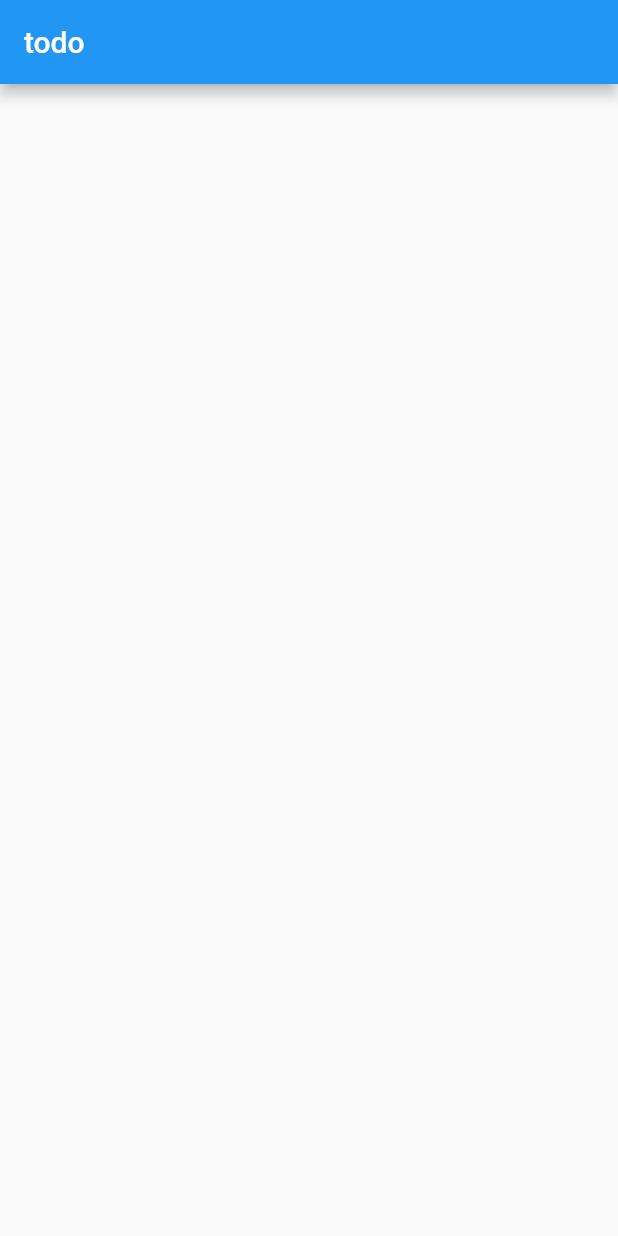
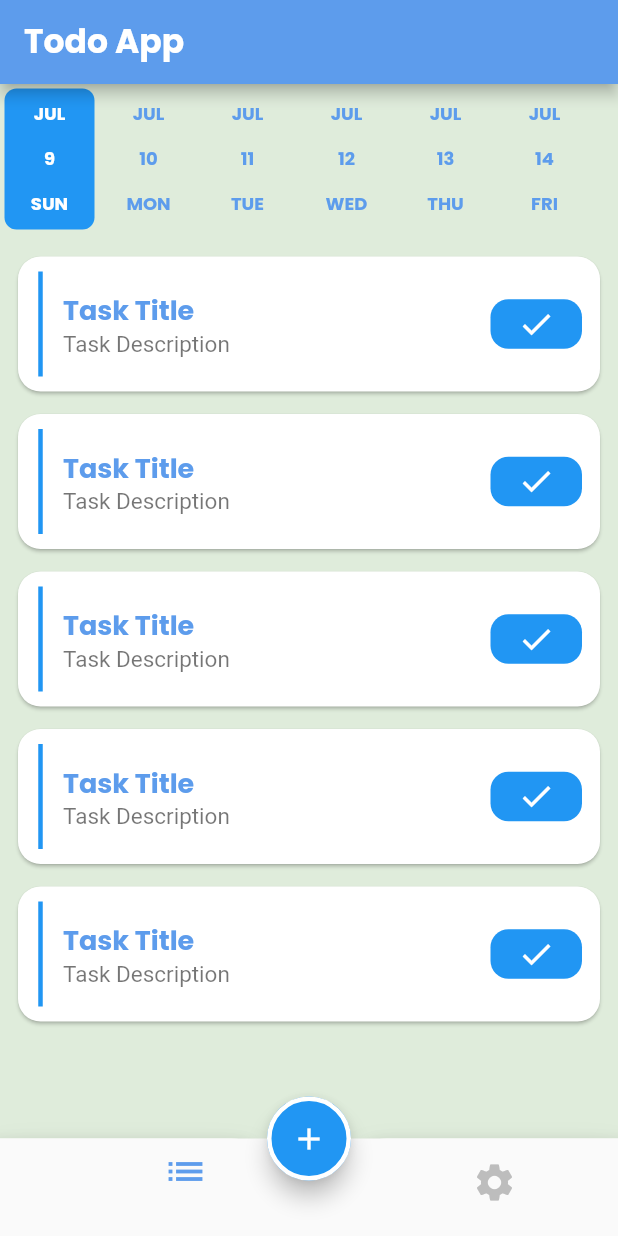
Before and after one commit to AWageh/todo, a Flutter app: the screen it shows after launch, on a phone screen of 412 x 824 dp. Run offline on Flutter 3.47's test engine with Material 2 defaults, Android fonts, the phone set to English and light mode, and no system bars; drawn by our look-alikes of date_picker_timeline, flutter_slidable; our stand-ins replace google_fonts.

Commit message:
finish task tab ui

```diff
--- a/lib/home/home_screen.dart
+++ b/lib/home/home_screen.dart
@@ -1,13 +1,80 @@
 import 'package:flutter/material.dart';
+import 'package:todo/sceers/settings.dart';
+import 'package:todo/sceers/tasks.dart';
 
-class HomeScreen extends StatelessWidget {
-  const HomeScreen({Key? key}) : super(key: key);
+import '../sceers/widget/show_add_task_bottom_sheet.dart';
+
+class HomeScreen extends StatefulWidget {
   static const String routName = 'home_screen';
+
+  @override
+  State<HomeScreen> createState() => _HomeScreenState();
+}
+
+class _HomeScreenState extends State<HomeScreen> {
+  int index = 0;
 
   @override
   Widget build(BuildContext context) {
     return Scaffold(
-      appBar: AppBar(title: Text('todo')),
+      extendBody: true,
+      appBar: AppBar(
+          title: Text(
+        'Todo App',
+        style: Theme.of(context).textTheme.bodyLarge,
+      )),
+      floatingActionButtonLocation: FloatingActionButtonLocation.centerDocked,
+      floatingActionButton: FloatingActionButton(
+        onPressed: () {
+          showAddTaskSheet();
+        },
+        child: Icon(Icons.add),
+        shape: StadiumBorder(
+            side: BorderSide(
+          color: Colors.white,
+          width: 3,
+        )),
+      ),
+      bottomNavigationBar: BottomAppBar(
+        notchMargin: 8,
+        color: Colors.white,
+        shape: CircularNotchedRectangle(),
+        child: BottomNavigationBar(
+          backgroundColor: Colors.transparent,
+          elevation: 0.0,
+          iconSize: 30,
+          currentIndex: index,
+          onTap: (value) {
+            index = value;
+            setState(() {});
+          },
+          items: [
+            BottomNavigationBarItem(
+                icon: Icon(
+                  Icons.list,
+                ),
+                label: ''),
+            BottomNavigationBarItem(
+                icon: Icon(
+                  Icons.settings,
+                ),
+                label: ''),
+          ],
+        ),
+      ),
+      body: tabs[index],
+    );
+  }
+
+  List<Widget> tabs = [TasksScreen(), SettingsScreen()];
+
+  void showAddTaskSheet() {
+    showModalBottomSheet(
+      context: context,
+      isScrollControlled: true,
+      builder: (context) {
+        return ShowAddTaskBottomSheet();
+      },
     );
   }
 }
--- a/lib/main.dart
+++ b/lib/main.dart
@@ -1,5 +1,6 @@
 import 'package:flutter/material.dart';
 import 'package:todo/home/home_screen.dart';
+import 'package:todo/shared/styles/my_theme.dart';
 
 void main(){
   runApp(MyApp());
@@ -15,8 +16,8 @@ class MyApp extends StatelessWidget {
       routes: {
     HomeScreen.routName:(context)=>HomeScreen(),
       },
-      // theme: ,
-      // darkTheme: ,
+      themeMode:ThemeMode.light,
+      theme: MyThemeData.lightTheme,
 
     );
   }
--- /dev/null
+++ b/lib/sceers/tasks.dart
@@ -0,0 +1,45 @@
+import 'package:date_picker_timeline/date_picker_timeline.dart';
+import 'package:flutter/material.dart';
+import 'package:todo/sceers/widget/task_widget.dart';
+
+class TasksScreen extends StatefulWidget {
+  @override
+  State<TasksScreen> createState() => _TasksScreenState();
+}
+
+class _TasksScreenState extends State<TasksScreen> {
+DateTime date = DateTime.now();
+
+  @override
+  Widget build(BuildContext context) {
+    return Column(
+      children: <Widget>[
+        DatePicker(
+          DateTime.now(),
+          initialSelectedDate: DateTime.now(),
+          selectionColor: Theme.of(context).primaryColor,
+          selectedTextColor: Colors.white,
+          height: 100,
+          dateTextStyle: TextStyle(fontSize: 12),
+          dayTextStyle: TextStyle(fontSize: 12),
+          monthTextStyle: TextStyle(fontSize: 12),
+          onDateChange: (newdate) {
+            // New date selected
+            setState(() {
+              date = newdate;
+            });
+          },
+        ),
+        SizedBox(height: 15),
+        Expanded(
+          child: ListView.separated(
+            separatorBuilder: (context, index) => SizedBox(height: 15),
+            itemCount: 5,
+              itemBuilder: (context,index){
+                return TaskWidget();
+              }),
+        ),
+      ],
+    );
+  }
+}
--- /dev/null
+++ b/lib/sceers/widget/task_widget.dart
@@ -0,0 +1,71 @@
+import 'package:flutter/material.dart';
+import 'package:flutter_slidable/flutter_slidable.dart';
+
+class TaskWidget extends StatelessWidget {
+  @override
+  Widget build(BuildContext context) {
+    return Slidable(
+      startActionPane: ActionPane(motion: DrawerMotion(), children: [
+        SlidableAction(
+          onPressed: (context) {},
+          icon: Icons.delete,
+          backgroundColor: Colors.red,
+          label: 'Delet',
+        ),
+        SlidableAction(
+          onPressed: (context) {},
+          backgroundColor: Theme.of(context).primaryColor,
+          icon: Icons.edit,
+          label: 'Edit',
+        )
+      ]),
+      child: SizedBox(
+        height: 90,
+        child: Card(
+          shape: RoundedRectangleBorder(
+            borderRadius: BorderRadius.circular(15),
+          ),
+          margin: EdgeInsets.symmetric(horizontal: 12),
+          child: Row(
+            crossAxisAlignment: CrossAxisAlignment.center,
+            children: [
+              Container(
+                height: 70,
+                child: VerticalDivider(
+                  width: 30,
+                  thickness: 3,
+                  color: Theme.of(context).primaryColor,
+                ),
+              ),
+              Column(
+                mainAxisAlignment: MainAxisAlignment.center,
+                crossAxisAlignment: CrossAxisAlignment.start,
+                children: [
+                  Text(
+                    'Task Title',
+                    style: Theme.of(context).textTheme.bodyMedium,
+                  ),
+                  Text('Task Description',
+                      style: Theme.of(context).textTheme.bodySmall),
+                ],
+              ),
+              Spacer(),
+              Container(
+                  margin: EdgeInsets.only(right: 12),
+                  padding: EdgeInsets.symmetric(horizontal: 18, vertical: 4),
+                  decoration: BoxDecoration(
+                    borderRadius: BorderRadius.circular(12),
+                    color: Theme.of(context).primaryColor,
+                  ),
+                  child: Icon(
+                    Icons.done,
+                    size: 25,
+                    color: Colors.white,
+                  )),
+            ],
+          ),
+        ),
+      ),
+    );
+  }
+}
--- /dev/null
+++ b/lib/shared/styles/app_color.dart
@@ -0,0 +1,5 @@
+ import 'package:flutter/material.dart';
+
+const Color lightColor = Color(0xFf5D9CEC);
+ const Color greenColor = Color(0xFf61E757);
+ const Color lightGreenColor = Color(0xFfDFECDB);
--- /dev/null
+++ b/lib/shared/styles/my_theme.dart
@@ -0,0 +1,46 @@
+import 'package:flutter/material.dart';
+import 'package:google_fonts/google_fonts.dart';
+
+import 'app_color.dart';
+
+class MyThemeData {
+
+
+
+  static ThemeData lightTheme = ThemeData(
+      scaffoldBackgroundColor:lightGreenColor,
+      secondaryHeaderColor: Color(0xFF242424),
+
+      textTheme: TextTheme(
+          bodyLarge: GoogleFonts.poppins(
+              fontSize: 22,
+              fontWeight: FontWeight.bold,
+              color: Colors.white,),
+
+          bodyMedium: GoogleFonts.poppins(
+              fontSize: 18,
+              fontWeight: FontWeight.bold,
+              color: lightColor),
+
+        bodySmall: GoogleFonts.roboto(
+            fontSize: 15,
+            fontWeight: FontWeight.normal,
+            color: Colors.black54),
+
+      ),
+
+      bottomNavigationBarTheme: BottomNavigationBarThemeData(
+        backgroundColor: Colors.white,
+        type: BottomNavigationBarType.shifting,
+        selectedItemColor:lightColor,
+        unselectedItemColor: Colors.grey.shade400,
+
+      ),
+
+
+      appBarTheme: AppBarTheme(
+          iconTheme: IconThemeData(color: Color(0xFF242424)),
+          backgroundColor: lightColor,
+          ));
+  static ThemeData darkTheme = ThemeData();
+}
--- a/pubspec.yaml
+++ b/pubspec.yaml
@@ -35,6 +35,9 @@ dependencies:
   # The following adds the Cupertino Icons font to your application.
   # Use with the CupertinoIcons class for iOS style icons.
   cupertino_icons: ^1.0.2
+  google_fonts: ^4.0.4
+  date_picker_timeline: ^1.2.5
+  flutter_slidable: ^3.0.0
 
 dev_dependencies:
   flutter_test:
```
Also changed, not shown: lib/sceers/settings.dart (added, +12 -0 lines), lib/sceers/widget/show_add_task_bottom_sheet.dart (added, +148 -0 lines), lib/shared/components/components.dart (added), lib/shared/components/constants.dart (added), lib/shared/styles/text_style.dart (added), pubspec.lock.
